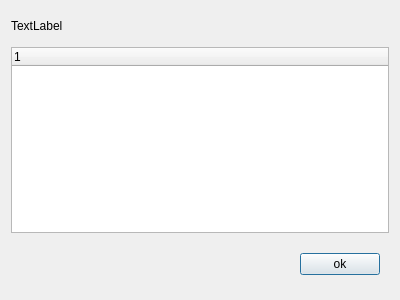
Before: the Qt Designer form addfieldlinkdialog.ui in LinuxIsExcellent/observer, drawn with Qt 5.
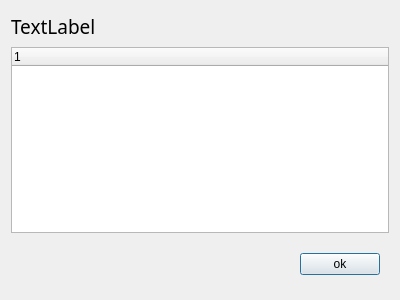
After: the same form once the commit is applied.

```diff
--- a/addfieldlinkdialog.ui
+++ b/addfieldlinkdialog.ui
@@ -28,6 +28,12 @@
        <height>30</height>
       </size>
      </property>
+     <property name="font">
+      <font>
+       <family>Microsoft JhengHei</family>
+       <pointsize>14</pointsize>
+      </font>
+     </property>
      <property name="text">
       <string>TextLabel</string>
      </property>
```
